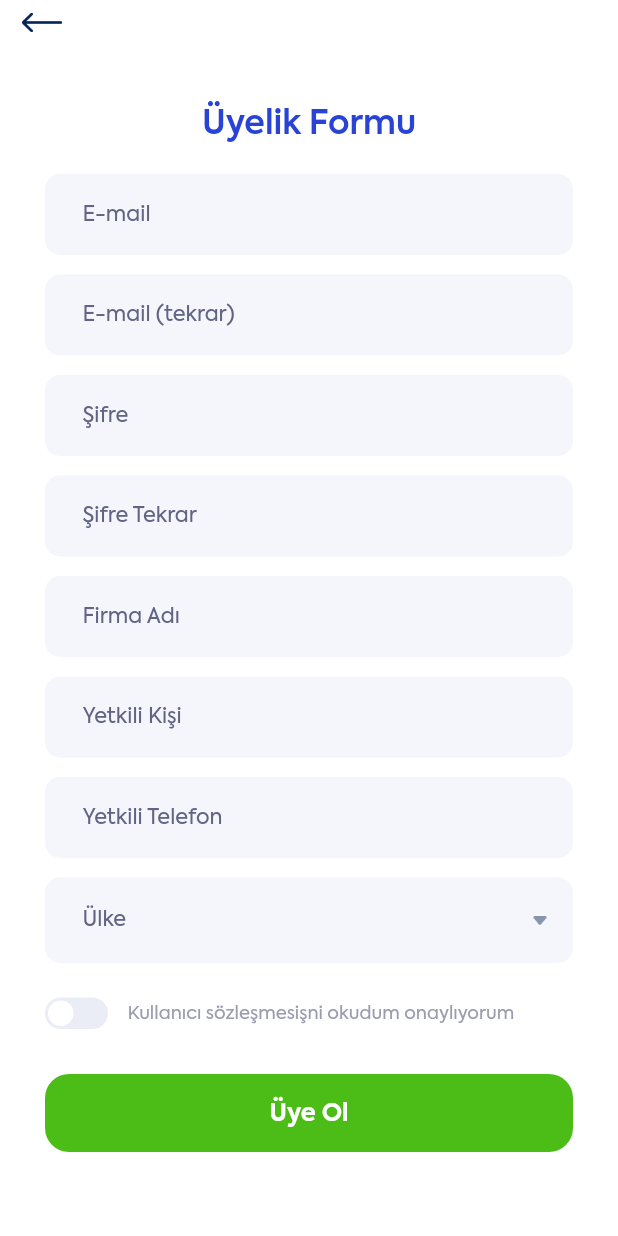
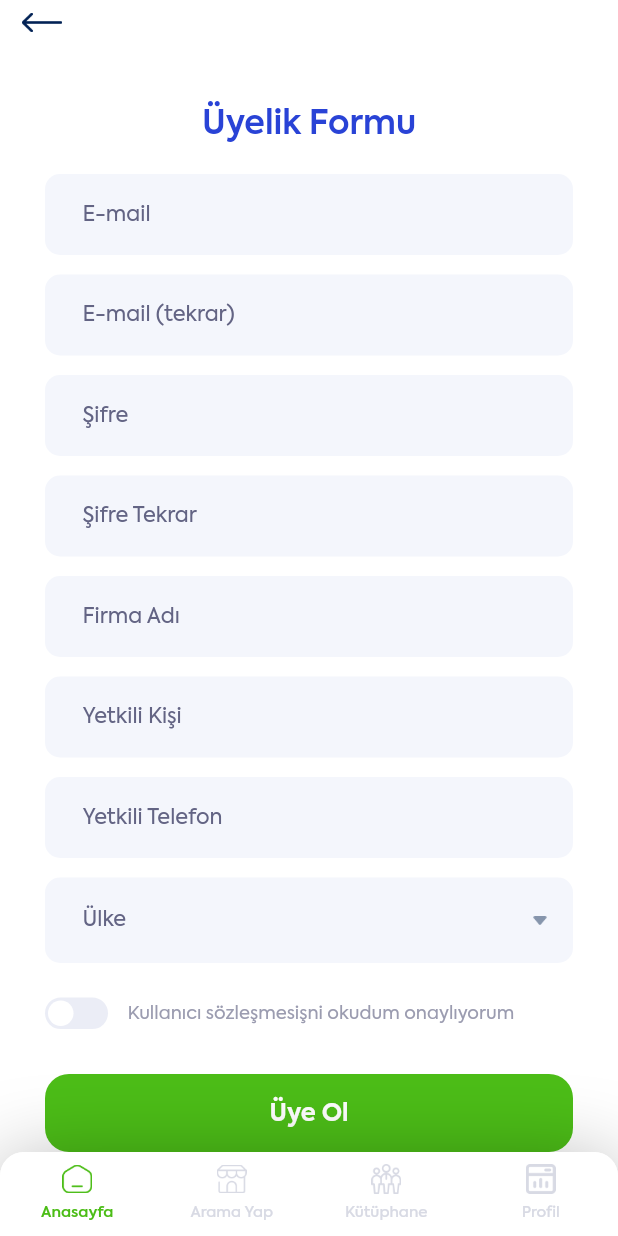
Before and after one commit to ozgun-kara/b2geta_mobile, a Flutter app: the screen it shows after launch, on a phone screen of 412 x 824 dp. Run offline on Flutter 3.47's test engine with Material 2 defaults, Android fonts, the phone set to English and light mode, and no system bars; drawn by our look-alikes of dropdown_button2, flutter_switch; our stand-ins replace get, shared_preferences.

Commit message:
Register Page has modified

```diff
--- a/lib/main.dart
+++ b/lib/main.dart
@@ -1,8 +1,10 @@
 import 'package:b2geta_mobile/providers/login_register_page_provider.dart';
+import 'package:b2geta_mobile/providers/navigation_page_provider.dart';
 import 'package:b2geta_mobile/providers/theme_provider.dart';
 import 'package:b2geta_mobile/views/language_selection_page.dart';
 import 'package:b2geta_mobile/views/login_register/login_page.dart';
 import 'package:b2geta_mobile/views/login_register/register_page.dart';
+import 'package:b2geta_mobile/views/navigation_page.dart';
 import 'package:b2geta_mobile/views/splash_page.dart';
 import 'package:flutter/material.dart';
 import 'package:get/get.dart';
@@ -12,6 +14,9 @@ void main() {
   runApp(MultiProvider(providers: [
     ChangeNotifierProvider<ThemeProvider>(
       create: (BuildContext context) => ThemeProvider(),
+    ),
+    ChangeNotifierProvider<NavigationPageProvider>(
+      create: (BuildContext context) => NavigationPageProvider(),
     ),
     ChangeNotifierProvider<LoginRegisterPageProvider>(
       create: (BuildContext context) => LoginRegisterPageProvider(),
@@ -32,7 +37,8 @@ class MyApp extends StatelessWidget {
       theme: Provider.of<ThemeProvider>(context).getTheme(),
       debugShowCheckedModeBanner: false,
       title: 'B2GETA',
-      home: SplashPage(),
+      // home: SplashPage(),
+      home: NavigationPage(),
       // home: LoginPage(),
       // home: RegisterPage(),
       // home: LanguageSelectionPage(),
--- /dev/null
+++ b/lib/providers/navigation_page_provider.dart
@@ -0,0 +1,19 @@
+import 'package:b2geta_mobile/views/language_selection_page.dart';
+import 'package:b2geta_mobile/views/login_register/register_page.dart';
+import 'package:flutter/material.dart';
+
+class NavigationPageProvider with ChangeNotifier {
+  int currentTabIndex = 0;
+
+  final List pages = [
+    RegisterPage(),
+    LanguageSelectionPage(),
+    Container(),
+    Container(),
+  ];
+
+  void updateCurrentTabIndex(int value) {
+    currentTabIndex = value;
+    notifyListeners();
+  }
+}
--- a/lib/views/login_register/register_page.dart
+++ b/lib/views/login_register/register_page.dart
@@ -1,9 +1,8 @@
+import 'package:flutter/material.dart';
+import 'package:provider/provider.dart';
 import 'package:b2geta_mobile/app_theme.dart';
-import 'package:b2geta_mobile/providers/login_register_page_provider.dart';
 import 'package:b2geta_mobile/providers/theme_provider.dart';
-import 'package:flutter/material.dart';
 import 'package:flutter_switch/flutter_switch.dart';
-import 'package:provider/provider.dart';
 import 'package:dropdown_button2/dropdown_button2.dart';
 
 class RegisterPage extends StatefulWidget {
@@ -113,8 +112,10 @@ class _RegisterPageState extends State<RegisterPage> {
                     fontSize: 16,
                     fontFamily: AppTheme.appFontFamily,
                     fontWeight: FontWeight.w500,
-                  color: AppTheme.white2,
-                ), // WHILE WRITING
+                    color:
+                        Provider.of<ThemeProvider>(context).themeMode == "light"
+                            ? AppTheme.black11
+                            : AppTheme.white1), // WHILE WRITING
                 maxLines: 1,
                 decoration: InputDecoration(
                   contentPadding: EdgeInsets.fromLTRB(25, 16, 25, 16),
@@ -172,8 +173,10 @@ class _RegisterPageState extends State<RegisterPage> {
                     fontSize: 16,
                     fontFamily: AppTheme.appFontFamily,
                     fontWeight: FontWeight.w500,
-                  color: AppTheme.white2,
-                ), // WHILE WRITING
+                    color:
+                        Provider.of<ThemeProvider>(context).themeMode == "light"
+                            ? AppTheme.black11
+                            : AppTheme.white1), // WHILE WRITING
                 maxLines: 1,
                 decoration: InputDecoration(
                   contentPadding: EdgeInsets.fromLTRB(25, 16, 25, 16),
@@ -231,8 +234,10 @@ class _RegisterPageState extends State<RegisterPage> {
                     fontSize: 16,
                     fontFamily: AppTheme.appFontFamily,
                     fontWeight: FontWeight.w500,
-                  color: AppTheme.white2,
-                ), // WHILE WRITING
+                    color:
+                        Provider.of<ThemeProvider>(context).themeMode == "light"
+                            ? AppTheme.black11
+                            : AppTheme.white1), // WHILE WRITING
                 maxLines: 1,
                 obscureText: true,
                 decoration: InputDecoration(
@@ -291,8 +296,10 @@ class _RegisterPageState extends State<RegisterPage> {
                     fontSize: 16,
                     fontFamily: AppTheme.appFontFamily,
                     fontWeight: FontWeight.w500,
-                  color: AppTheme.white2,
-                ), // WHILE WRITING
+                    color:
+                        Provider.of<ThemeProvider>(context).themeMode == "light"
+                            ? AppTheme.black11
+                            : AppTheme.white1), // WHILE WRITING
                 maxLines: 1,
                 obscureText: true,
                 decoration: InputDecoration(
@@ -351,8 +358,10 @@ class _RegisterPageState extends State<RegisterPage> {
                     fontSize: 16,
                     fontFamily: AppTheme.appFontFamily,
                     fontWeight: FontWeight.w500,
-                  color: AppTheme.white2,
-                ), // WHILE WRITING
+                    color:
+                        Provider.of<ThemeProvider>(context).themeMode == "light"
+                            ? AppTheme.black11
+                            : AppTheme.white1), // WHILE WRITING
                 maxLines: 1,
                 decoration: InputDecoration(
                   contentPadding: EdgeInsets.fromLTRB(25, 16, 25, 16),
@@ -410,8 +419,10 @@ class _RegisterPageState extends State<RegisterPage> {
                     fontSize: 16,
                     fontFamily: AppTheme.appFontFamily,
                     fontWeight: FontWeight.w500,
-                  color: AppTheme.white2,
-                ), // WHILE WRITING
+                    color:
+                        Provider.of<ThemeProvider>(context).themeMode == "light"
+                            ? AppTheme.black11
+                            : AppTheme.white1), // WHILE WRITING
                 maxLines: 1,
                 decoration: InputDecoration(
                   contentPadding: EdgeInsets.fromLTRB(25, 16, 25, 16),
@@ -469,8 +480,10 @@ class _RegisterPageState extends State<RegisterPage> {
                     fontSize: 16,
                     fontFamily: AppTheme.appFontFamily,
                     fontWeight: FontWeight.w500,
-                  color: AppTheme.white2,
-                ), // WHILE WRITING
+                    color:
+                        Provider.of<ThemeProvider>(context).themeMode == "light"
+                            ? AppTheme.black11
+                            : AppTheme.white1), // WHILE WRITING
                 maxLines: 1,
                 keyboardType: TextInputType.number,
                 decoration: InputDecoration(
@@ -602,8 +615,6 @@ class _RegisterPageState extends State<RegisterPage> {
                 ),
               ),
               SizedBox(height: 23),
-              Column(
-                children: [
               Row(
                 children: [
                   FlutterSwitch(
@@ -613,22 +624,20 @@ class _RegisterPageState extends State<RegisterPage> {
                     padding: 2,
                     borderRadius: 100,
                     inactiveColor:
-                            Provider.of<ThemeProvider>(context).themeMode ==
-                                    "light"
+                        Provider.of<ThemeProvider>(context).themeMode == "light"
                             ? AppTheme.white7
                             : AppTheme.black10,
                     activeColor: AppTheme.green1,
                     toggleColor:
-                            Provider.of<ThemeProvider>(context).themeMode ==
-                                    "light"
+                        Provider.of<ThemeProvider>(context).themeMode == "light"
                             ? AppTheme.white1
                             : AppTheme.black4,
 
                     // value: Provider.of<LoginRegisterPageProvider>(context)
                     //     .registerSwitch,
 
-                        value: Provider.of<ThemeProvider>(context).themeMode ==
-                                "light"
+                    value:
+                        Provider.of<ThemeProvider>(context).themeMode == "light"
                             ? false
                             : true,
 
@@ -636,9 +645,11 @@ class _RegisterPageState extends State<RegisterPage> {
                       if (value == false) {
                         Provider.of<ThemeProvider>(context, listen: false)
                             .setLightMode();
+                        debugPrint('Light Theme Activated');
                       } else {
                         Provider.of<ThemeProvider>(context, listen: false)
                             .setDarkMode();
+                        debugPrint('Dark Theme Activated');
                       }
 
                       // Provider.of<LoginRegisterPageProvider>(context,
@@ -710,8 +721,6 @@ class _RegisterPageState extends State<RegisterPage> {
               ),
             ],
           ),
-            ],
-          ),
         ),
       ),
     );
--- /dev/null
+++ b/lib/views/navigation_page.dart
@@ -0,0 +1,268 @@
+import 'package:b2geta_mobile/app_theme.dart';
+import 'package:b2geta_mobile/providers/navigation_page_provider.dart';
+import 'package:flutter/cupertino.dart';
+import 'package:flutter/material.dart';
+import 'package:provider/provider.dart';
+
+class NavigationPage extends StatefulWidget {
+  const NavigationPage({Key? key}) : super(key: key);
+
+  @override
+  State<NavigationPage> createState() => _NavigationPageState();
+}
+
+class _NavigationPageState extends State<NavigationPage> {
+  late double deviceWidth;
+  late double deviceHeight;
+
+  @override
+  Widget build(BuildContext context) {
+    deviceWidth = MediaQuery.of(context).size.width;
+    deviceHeight = MediaQuery.of(context).size.height;
+
+    return Scaffold(
+      resizeToAvoidBottomInset: false,
+      extendBody: true, // FIXED BOTTOM BAR'S BG COLOR
+      body: Provider.of<NavigationPageProvider>(context)
+          .pages[Provider.of<NavigationPageProvider>(context).currentTabIndex],
+
+      bottomNavigationBar: Container(
+        width: deviceWidth,
+        height: 56,
+        decoration: BoxDecoration(
+          borderRadius: BorderRadius.only(
+              topLeft: Radius.circular(16), topRight: Radius.circular(16)),
+          boxShadow: [
+            BoxShadow(
+              color: Colors.black54.withOpacity(0.35),
+              offset: Offset(0, 10),
+              blurRadius: 48,
+            ),
+          ],
+          color: Colors.white,
+        ),
+        child: Row(
+          mainAxisAlignment: MainAxisAlignment.spaceBetween,
+          children: [
+            Expanded(
+              child: ButtonTheme(
+                height: 56,
+                child: MaterialButton(
+                    shape: const RoundedRectangleBorder(
+                      borderRadius: BorderRadius.only(
+                        topLeft: Radius.circular(16),
+                        topRight: Radius.circular(16),
+                      ),
+                    ),
+                    color: Colors.white,
+                    elevation: 0,
+                    child: FittedBox(
+                      fit: BoxFit.none,
+                      child: Column(
+                        mainAxisAlignment: MainAxisAlignment.center,
+                        children: [
+                          Image.asset('assets/icons/homepage.png',
+                              width: 20,
+                              height: 20,
+                              color:
+                                  Provider.of<NavigationPageProvider>(context)
+                                              .currentTabIndex ==
+                                          0
+                                      ? AppTheme.green1
+                                      : AppTheme.white9),
+                          SizedBox(height: 4),
+                          Text('Anasayfa',
+                              style: TextStyle(
+                                  fontSize: 10,
+                                  fontFamily: AppTheme.appFontFamily,
+                                  fontWeight:
+                                      Provider.of<NavigationPageProvider>(
+                                                      context)
+                                                  .currentTabIndex ==
+                                              0
+                                          ? FontWeight.w600
+                                          : FontWeight.w500,
+                                  color: Provider.of<NavigationPageProvider>(
+                                                  context)
+                                              .currentTabIndex ==
+                                          0
+                                      ? AppTheme.green1
+                                      : AppTheme.white9)),
+                        ],
+                      ),
+                    ),
+                    onPressed: () async {
+                      Provider.of<NavigationPageProvider>(context,
+                              listen: false)
+                          .updateCurrentTabIndex(0);
+                    }),
+              ),
+            ),
+            Expanded(
+              child: ButtonTheme(
+                height: 56,
+                child: MaterialButton(
+                    shape: const RoundedRectangleBorder(
+                      borderRadius: BorderRadius.only(
+                        topLeft: Radius.circular(16),
+                        topRight: Radius.circular(16),
+                      ),
+                    ),
+                    color: Colors.white,
+                    elevation: 0,
+                    child: FittedBox(
+                      fit: BoxFit.none,
+                      child: Column(
+                        mainAxisAlignment: MainAxisAlignment.center,
+                        children: [
+                          Image.asset('assets/icons/market.png',
+                              width: 20,
+                              height: 20,
+                              color:
+                                  Provider.of<NavigationPageProvider>(context)
+                                              .currentTabIndex ==
+                                          1
+                                      ? AppTheme.green1
+                                      : AppTheme.white9),
+                          SizedBox(height: 4),
+                          Text('Arama Yap',
+                              style: TextStyle(
+                                  fontSize: 10,
+                                  fontFamily: AppTheme.appFontFamily,
+                                  fontWeight:
+                                      Provider.of<NavigationPageProvider>(
+                                                      context)
+                                                  .currentTabIndex ==
+                                              1
+                                          ? FontWeight.w600
+                                          : FontWeight.w500,
+                                  color: Provider.of<NavigationPageProvider>(
+                                                  context)
+                                              .currentTabIndex ==
+                                          1
+                                      ? AppTheme.green1
+                                      : AppTheme.white9)),
+                        ],
+                      ),
+                    ),
+                    onPressed: () async {
+                      Provider.of<NavigationPageProvider>(context,
+                              listen: false)
+                          .updateCurrentTabIndex(1);
+                    }),
+              ),
+            ),
+            Expanded(
+              child: ButtonTheme(
+                height: 56,
+                child: MaterialButton(
+                    shape: const RoundedRectangleBorder(
+                      borderRadius: BorderRadius.only(
+                        topLeft: Radius.circular(16),
+                        topRight: Radius.circular(16),
+                      ),
+                    ),
+                    color: Colors.white,
+                    elevation: 0,
+                    child: FittedBox(
+                      fit: BoxFit.none,
+                      child: Column(
+                        mainAxisAlignment: MainAxisAlignment.center,
+                        children: [
+                          Image.asset('assets/icons/people.png',
+                              width: 20,
+                              height: 20,
+                              color:
+                                  Provider.of<NavigationPageProvider>(context)
+                                              .currentTabIndex ==
+                                          2
+                                      ? AppTheme.green1
+                                      : AppTheme.white9),
+                          SizedBox(height: 4),
+                          Text('Kütüphane',
+                              style: TextStyle(
+                                  fontSize: 10,
+                                  fontFamily: AppTheme.appFontFamily,
+                                  fontWeight:
+                                      Provider.of<NavigationPageProvider>(
+                                                      context)
+                                                  .currentTabIndex ==
+                                              2
+                                          ? FontWeight.w600
+                                          : FontWeight.w500,
+                                  color: Provider.of<NavigationPageProvider>(
+                                                  context)
+                                              .currentTabIndex ==
+                                          2
+                                      ? AppTheme.green1
+                                      : AppTheme.white9)),
+                        ],
+                      ),
+                    ),
+                    onPressed: () async {
+                      Provider.of<NavigationPageProvider>(context,
+                              listen: false)
+                          .updateCurrentTabIndex(2);
+                    }),
+              ),
+            ),
+            Expanded(
+              child: ButtonTheme(
+                height: 56,
+                child: MaterialButton(
+                    shape: const RoundedRectangleBorder(
+                      borderRadius: BorderRadius.only(
+                        topLeft: Radius.circular(16),
+                        topRight: Radius.circular(16),
+                      ),
+                    ),
+                    color: Colors.white,
+                    elevation: 0,
+                    child: FittedBox(
+                      fit: BoxFit.none,
+                      child: Column(
+                        mainAxisAlignment: MainAxisAlignment.center,
+                        children: [
+                          Image.asset('assets/icons/panel.png',
+                              width: 20,
+                              height: 20,
+                              color:
+                                  Provider.of<NavigationPageProvider>(context)
+                                              .currentTabIndex ==
+                                          3
+                                      ? AppTheme.green1
+                                      : AppTheme.white9),
+                          SizedBox(height: 4),
+                          Text('Profil',
+                              style: TextStyle(
+                                  fontSize: 10,
+                                  fontFamily: AppTheme.appFontFamily,
+                                  fontWeight:
+                                      Provider.of<NavigationPageProvider>(
+                                                      context)
+                                                  .currentTabIndex ==
+                                              3
+                                          ? FontWeight.w600
+                                          : FontWeight.w500,
+                                  color: Provider.of<NavigationPageProvider>(
+                                                  context)
+                                              .currentTabIndex ==
+                                          3
+                                      ? AppTheme.green1
+                                      : AppTheme.white9)),
+                        ],
+                      ),
+                    ),
+                    onPressed: () async {
+                      Provider.of<NavigationPageProvider>(context,
+                              listen: false)
+                          .updateCurrentTabIndex(3);
+                    }),
+              ),
+            ),
+          ],
+        ),
+      ),
+    );
+  }
+}
--- a/lib/views/splash_page.dart
+++ b/lib/views/splash_page.dart
@@ -3,6 +3,7 @@ import 'package:b2geta_mobile/app_theme.dart';
 import 'package:b2geta_mobile/providers/theme_provider.dart';
 import 'package:b2geta_mobile/views/language_selection_page.dart';
 import 'package:b2geta_mobile/views/login_register/register_page.dart';
+import 'package:b2geta_mobile/views/navigation_page.dart';
 import 'package:flutter/material.dart';
 import 'package:flutter/services.dart';
 import 'package:provider/provider.dart';
@@ -29,7 +30,8 @@ class _SplashPageState extends State<SplashPage> {
                 MaterialPageRoute(builder: (BuildContext context) {
               // return LoginPage();
               // return LanguageSelectionPage();
-              return RegisterPage();
+              // return RegisterPage();
+              return NavigationPage();
             })));
   }
 
```
Lines whose indentation alone changed are shown as unchanged.
